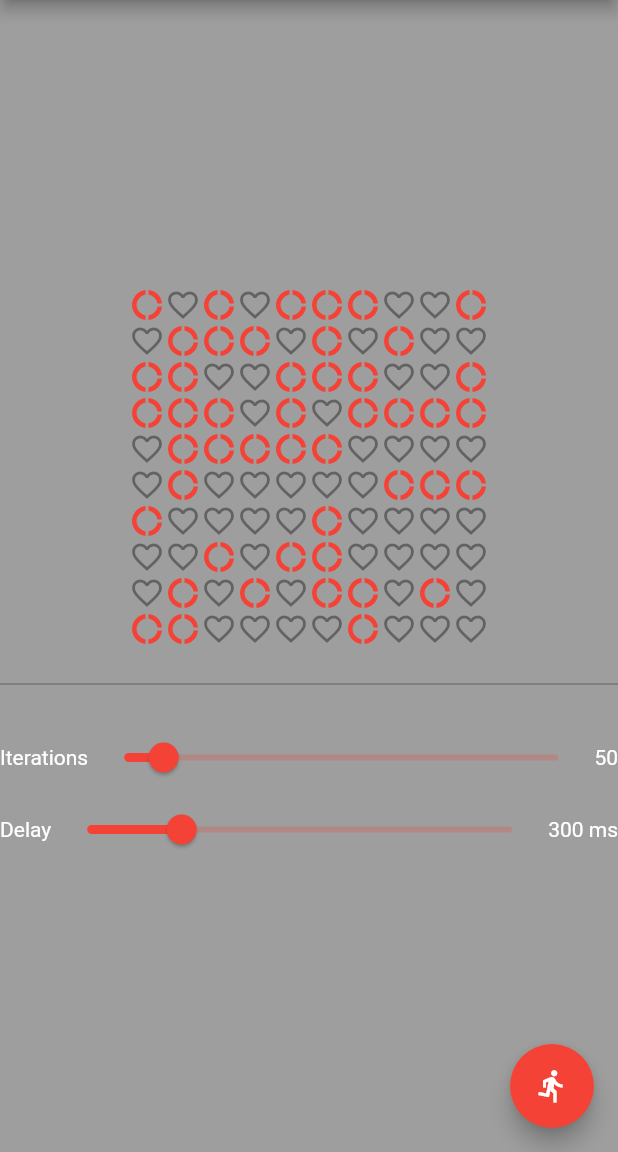
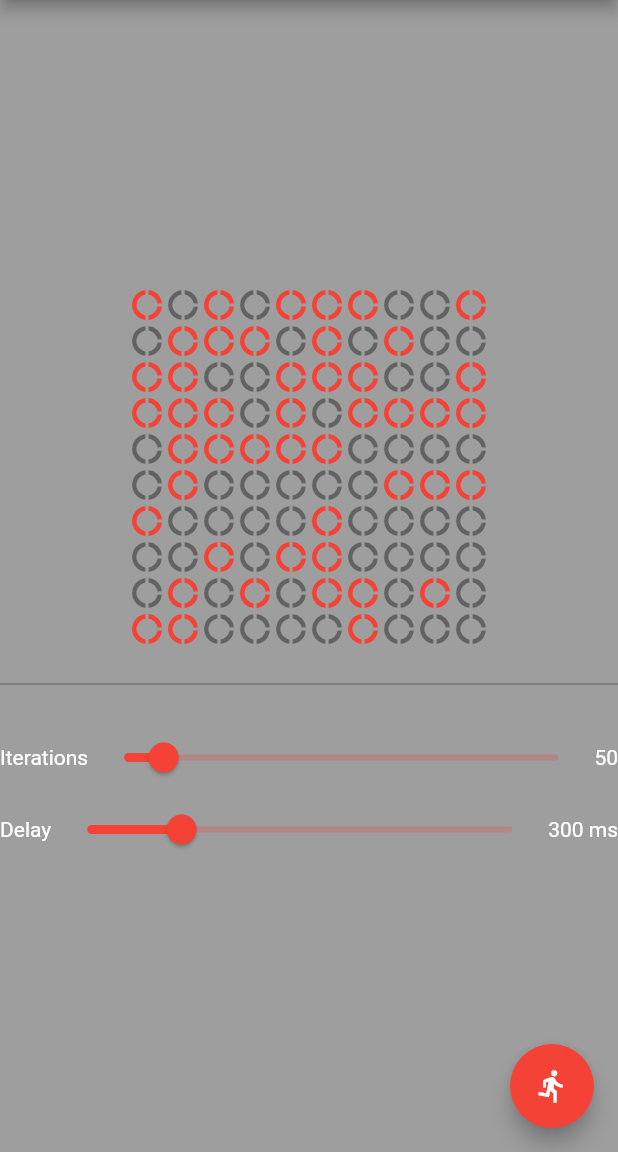
Before and after one commit to jadolg/FlutterLife, a Flutter app: the screen it shows after launch, on a phone screen of 412 x 824 dp, the part 84-1236 px from its top. Run offline on Flutter 3.47's test engine with Material 2 defaults, Android fonts, the phone set to English and light mode, and no system bars.

Commit message:
Use donut icon for invisible one too

```diff
--- a/lib/main.dart
+++ b/lib/main.dart
@@ -132,7 +132,7 @@ class _MyHomePageState extends State<MyHomePage> {
           ));
         } else {
           icons.add(Icon(
-            Icons.favorite_border,
+            Icons.donut_large,
             color: Colors.black38,
           ));
         }
```
